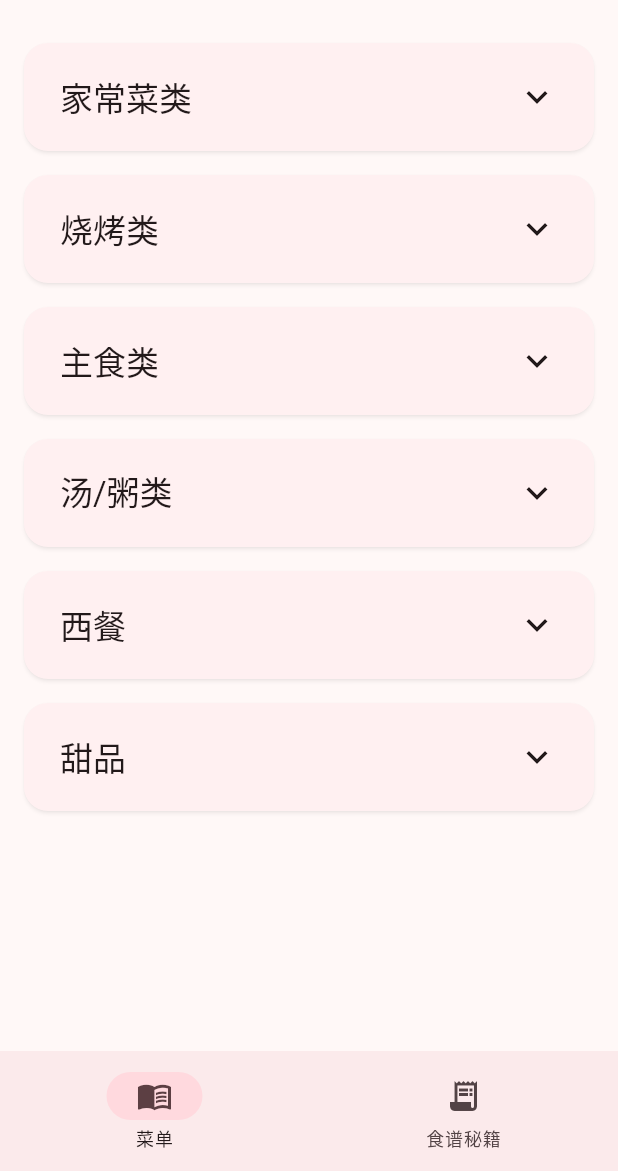
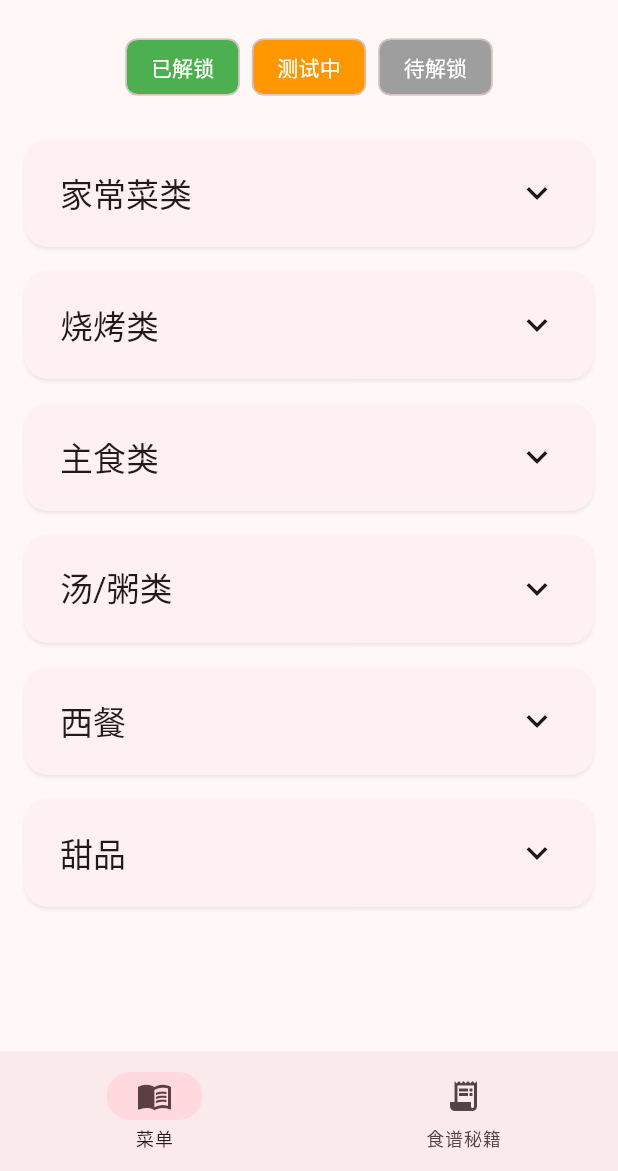
Before and after one commit to JackyCaptainZhang/menu, a Flutter app: the screen it shows after launch, on a phone screen of 412 x 824 dp, the part 65-1236 px from its top. Run offline on Flutter 3.47's test engine with Material 3 defaults, Android fonts, the phone set to English and light mode, and no system bars.

Commit message:
Optimize card color and add color explanation

```diff
--- a/lib/screens/home_screen.dart
+++ b/lib/screens/home_screen.dart
@@ -7,13 +7,53 @@ import '../providers/language_provider.dart';
 class HomeScreen extends StatelessWidget {
   const HomeScreen({super.key});
 
+  Widget _buildStatusLegend(BuildContext context, String currentLang) {
+    return Container(
+      margin: const EdgeInsets.symmetric(horizontal: 16.0, vertical: 8.0),
+      child: Wrap(
+        spacing: 8,
+        runSpacing: 8,
+        children: [
+          Chip(
+            label: Text(
+              currentLang == 'zh' ? '已解锁' : 'Unlocked',
+              style: const TextStyle(color: Colors.white),
+            ),
+            backgroundColor: Colors.green,
+          ),
+          Chip(
+            label: Text(
+              currentLang == 'zh' ? '测试中' : 'Testing',
+              style: const TextStyle(color: Colors.white),
+            ),
+            backgroundColor: Colors.orange,
+          ),
+          Chip(
+            label: Text(
+              currentLang == 'zh' ? '待解锁' : 'Locked',
+              style: const TextStyle(color: Colors.white),
+            ),
+            backgroundColor: Colors.grey,
+          ),
+        ],
+      ),
+    );
+  }
+
   @override
   Widget build(BuildContext context) {
     return ChangeNotifierProvider(
       create: (_) => CategoryController(),
       child: Consumer<CategoryController>(
         builder: (context, controller, child) {
-          return ListView.builder(
+          return Consumer<LanguageProvider>(
+            builder: (context, languageProvider, child) {
+              final currentLang = languageProvider.currentLanguage;
+              return Column(
+                children: [
+                  _buildStatusLegend(context, currentLang),
+                  Expanded(
+                    child: ListView.builder(
                       padding: const EdgeInsets.all(16.0),
                       itemCount: menuData.length,
                       itemBuilder: (context, index) {
@@ -23,6 +63,11 @@ class HomeScreen extends StatelessWidget {
                           controller: controller,
                         );
                       },
+                    ),
+                  ),
+                ],
+              );
+            },
           );
         },
       ),
--- a/lib/widgets/category_card.dart
+++ b/lib/widgets/category_card.dart
@@ -338,8 +338,8 @@ class SubcategorySection extends StatelessWidget {
                   backgroundColor: isLocked
                     ? theme.colorScheme.surface
                     : isTesting
-                      ? theme.colorScheme.tertiaryContainer.withOpacity(0.3)
-                      : theme.colorScheme.primaryContainer.withOpacity(0.7),
+                      ? Colors.orange.withOpacity(0.2)
+                      : Colors.green.withOpacity(0.2),
                   elevation: isLocked ? 0 : 1,
                   padding: const EdgeInsets.symmetric(horizontal: 12, vertical: 8),
                   shape: RoundedRectangleBorder(
```
Lines whose indentation alone changed are shown as unchanged.
